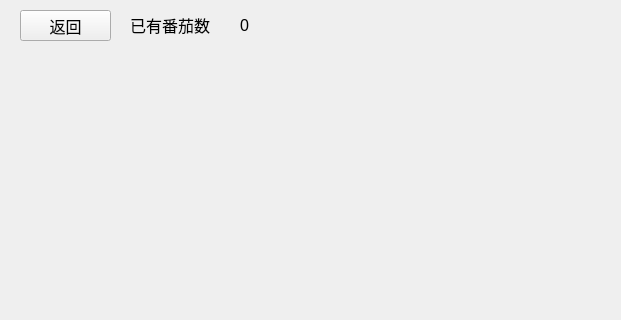
Above: TomClock_QtCreator/screenUi/achievementwindow.ui from MeoRinLime/TomClock before the change; both pictures show x 0 to 621 and y 0 to 320 of the 800 by 500 pixel window. Below: the same form after it.
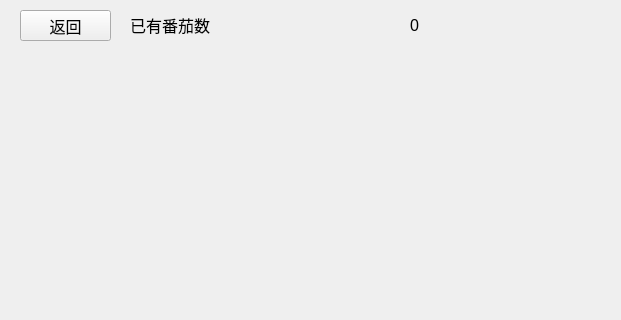
That is the form after the change. Icons and pictures are not drawn.

Commit message: 调整成就界面ui使其适用中英切换

What changed in the file:
```diff
--- a/TomClock_QtCreator/screenUi/achievementwindow.ui
+++ b/TomClock_QtCreator/screenUi/achievementwindow.ui
@@ -28,7 +28,7 @@
     <rect>
      <x>130</x>
      <y>9</y>
-     <width>91</width>
+     <width>281</width>
      <height>31</height>
     </rect>
    </property>
@@ -44,7 +44,7 @@
   <widget class="QLabel" name="numOfTomato">
    <property name="geometry">
     <rect>
-     <x>240</x>
+     <x>410</x>
      <y>10</y>
      <width>131</width>
      <height>31</height>
```
